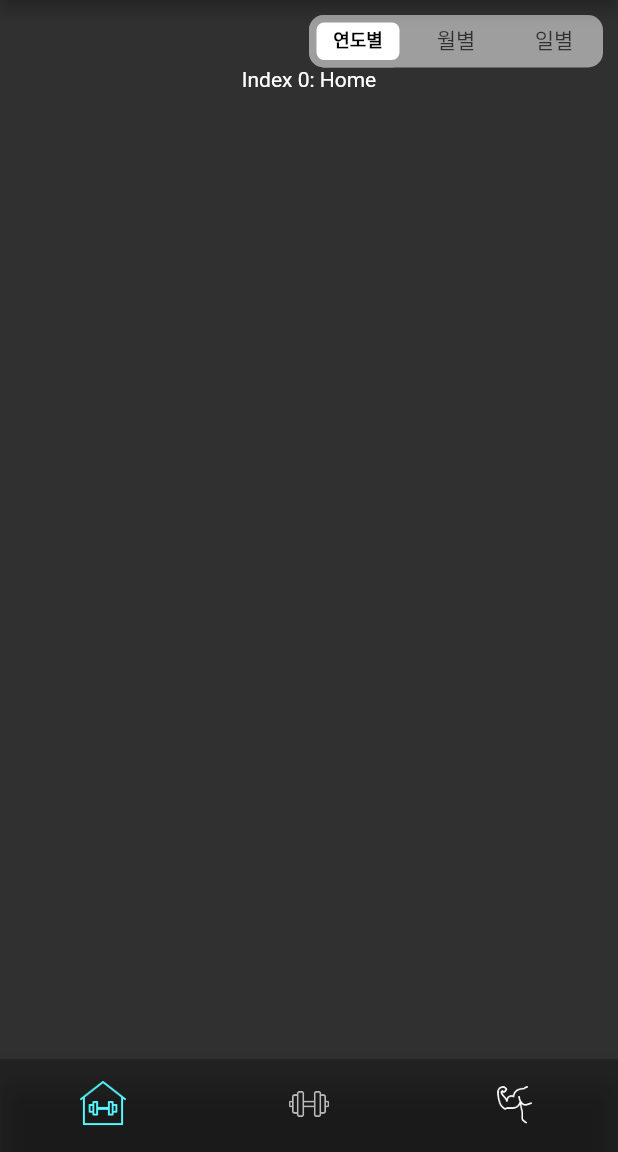
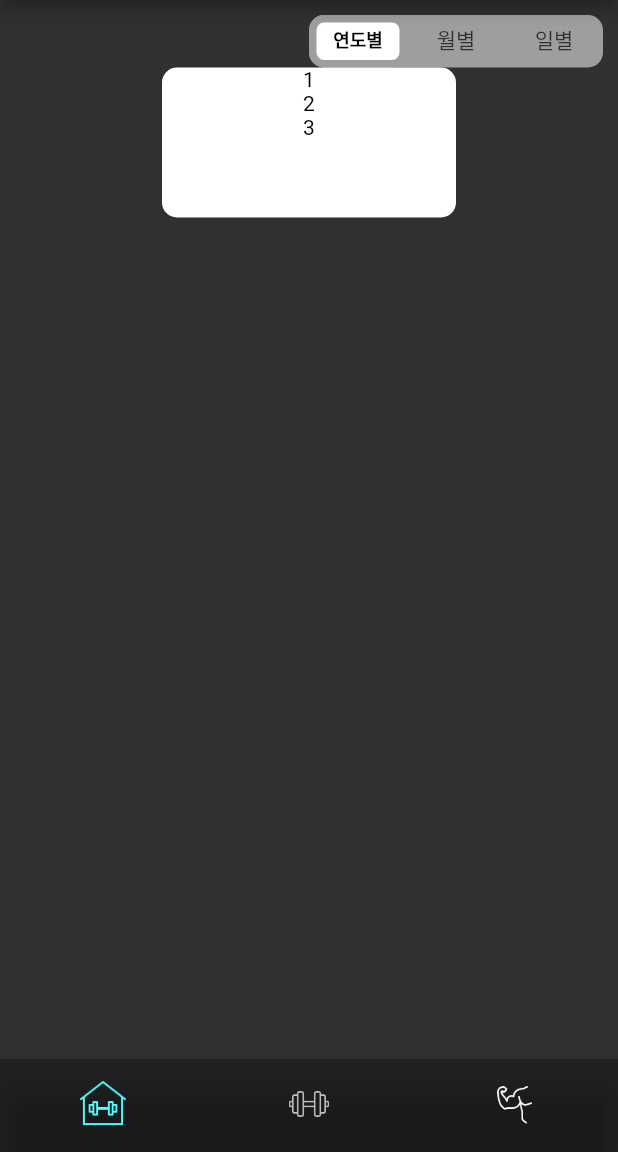
Before and after one commit to mcoding777/Flutter_Health, a Flutter app: the screen it shows after launch, on a phone screen of 412 x 824 dp, the part 84-1236 px from its top. Run offline on Flutter 3.47's test engine with Material 2 defaults, Android fonts, the phone set to English and light mode, and no system bars.

Commit message:
feat: home card 추가

```diff
--- /dev/null
+++ b/lib/components/home/home_record_card.dart
@@ -0,0 +1,33 @@
+import 'package:flutter/material.dart';
+
+class HomeRecordCard extends StatefulWidget {
+  const HomeRecordCard({Key? key}) : super(key: key);
+
+  @override
+  HomeRecordCardState createState() => HomeRecordCardState();
+}
+
+class HomeRecordCardState extends State<HomeRecordCard> {
+  @override
+  Widget build(BuildContext context) {
+    return LayoutBuilder(builder: (context, constraints) {
+      return Container(
+        decoration: BoxDecoration(
+          borderRadius: BorderRadius.circular(
+            10.0,
+          ),
+          color: Colors.white,
+        ),
+        width: (constraints.maxWidth / 2),
+        height: (100),
+        child: Column(
+          children: const [
+            Text('1', style: TextStyle(color: Colors.black)),
+            Text('2', style: TextStyle(color: Colors.black)),
+            Text('3', style: TextStyle(color: Colors.black)),
+          ],
+        ),
+      );
+    });
+  }
+}
--- a/lib/components/button/day_toggle_button.dart
+++ b/lib/components/home/home_toggle_button.dart
@@ -1,14 +1,14 @@
 import 'package:flutter/material.dart';
 import 'package:health/models/button.dart';
 
-class DayToggleButton extends StatefulWidget {
-  const DayToggleButton({Key? key}) : super(key: key);
+class HomeToggleButton extends StatefulWidget {
+  const HomeToggleButton({Key? key}) : super(key: key);
 
   @override
-  DayToggleButtonState createState() => DayToggleButtonState();
+  HomeToggleButtonState createState() => HomeToggleButtonState();
 }
 
-class DayToggleButtonState extends State<DayToggleButton>
+class HomeToggleButtonState extends State<HomeToggleButton>
     with SingleTickerProviderStateMixin {
   // AnimationController Timer (1개의 애니메이션)
   late TabController _tabController;
--- a/lib/models/dummy.dart
+++ b/lib/models/dummy.dart
@@ -9,7 +9,7 @@ List<ExerciseSet> sampleSets = <ExerciseSet>[
 ];
 
 // 데이터베이스에 저장될 운동 기록 데이터
-List<TodayRecord> sampleRecord = [
+List<TodayRecord> sampleRecords = [
   TodayRecord(workout: 'Bench Press', records: sampleSets),
   TodayRecord(workout: 'Incline Chest Press', records: sampleSets),
   TodayRecord(workout: 'Barbell', records: sampleSets),
--- a/lib/screen/home_screen.dart
+++ b/lib/screen/home_screen.dart
@@ -1,6 +1,7 @@
 import 'package:flutter/material.dart';
 
-import '../components/button/day_toggle_button.dart';
+import '../components/home/home_record_card.dart';
+import '../components/home/home_toggle_button.dart';
 
 class HomeScreen extends StatefulWidget {
   const HomeScreen({Key? key}) : super(key: key);
@@ -16,8 +17,8 @@ class _HomeScreenState extends State<HomeScreen> {
       padding: const EdgeInsets.all(10),
       child: Column(
         children: const [
-          Align(alignment: Alignment.centerRight, child: DayToggleButton()),
-          Text('Index 0: Home'),
+          Align(alignment: Alignment.centerRight, child: HomeToggleButton()),
+          Align(alignment: Alignment.center, child: HomeRecordCard()),
         ],
       ),
     );
```
